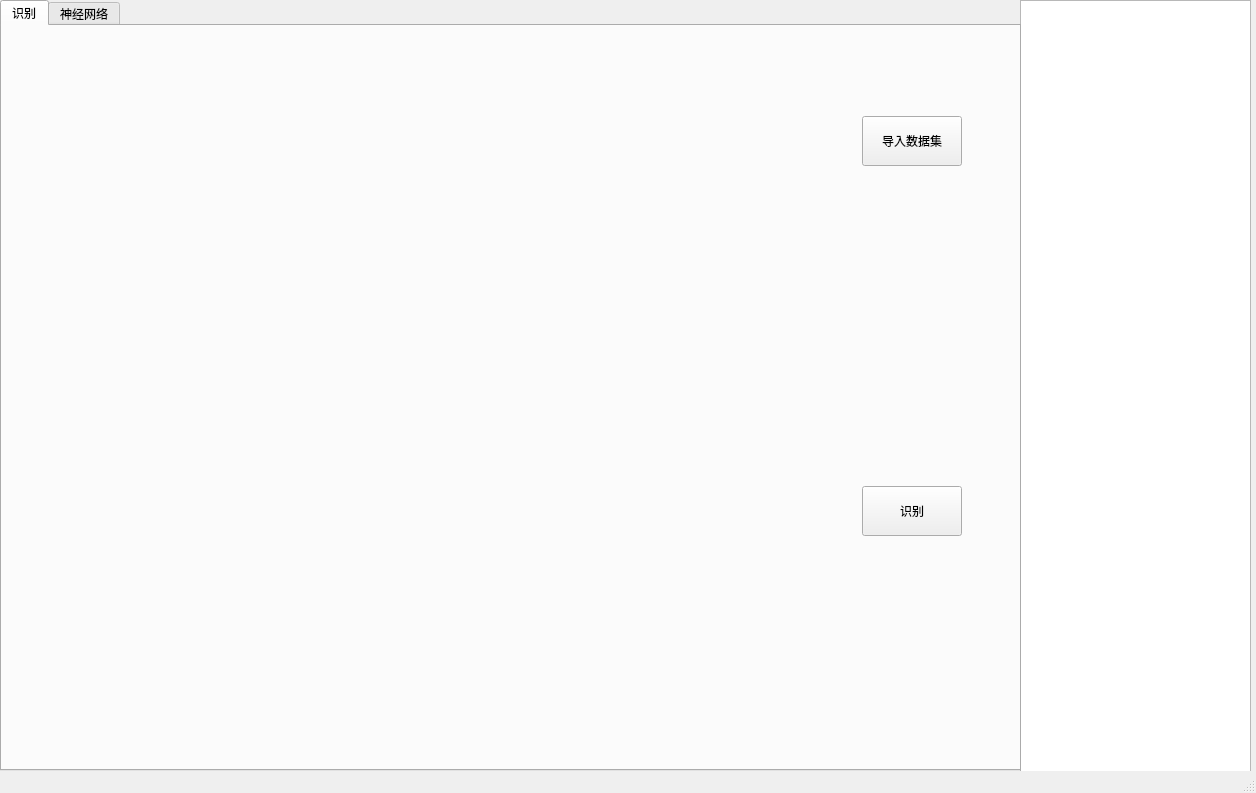
The window that UIMain.ui (chengli990412/Minist_Recognize_System) describes before a commit, drawn with Qt 5.
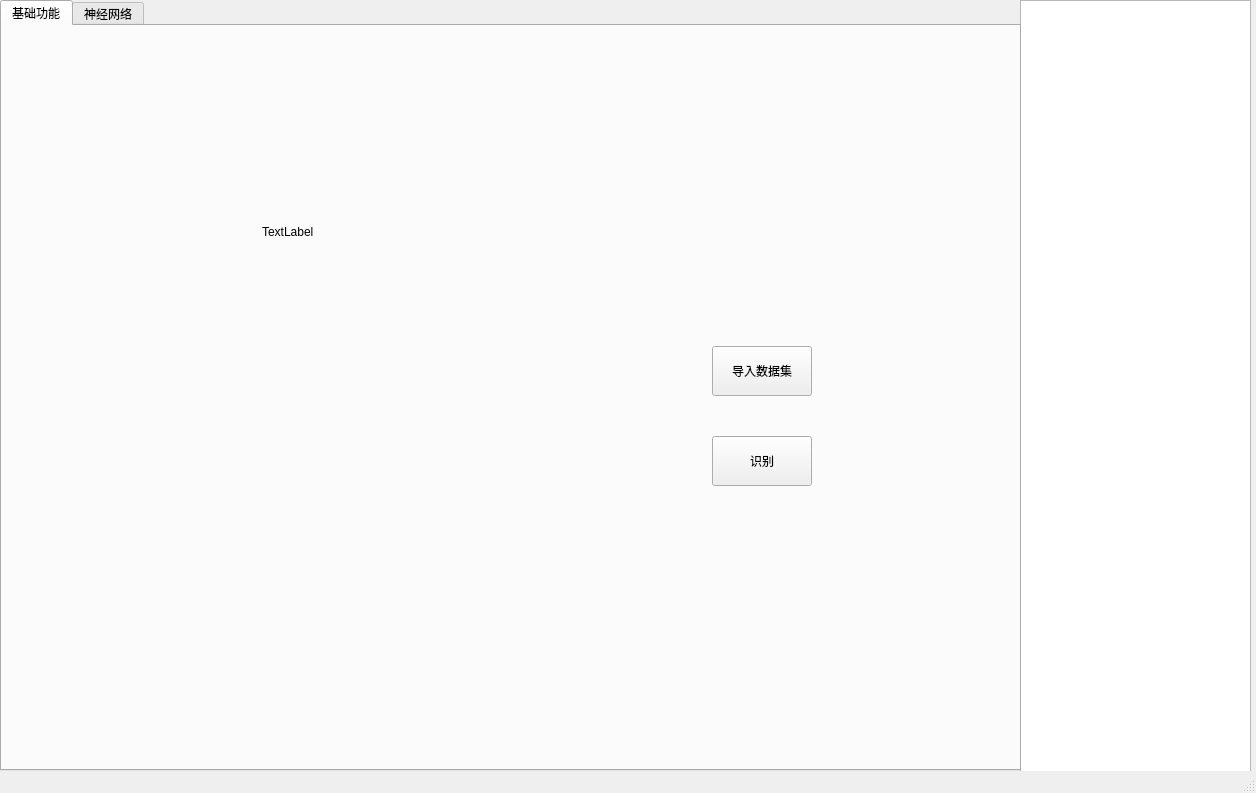
The same window after the commit. The open tabs and pages were chosen to show the change.

Patch:
```diff
--- a/UIMain.ui
+++ b/UIMain.ui
@@ -44,13 +44,13 @@
     </property>
     <widget class="QWidget" name="tab">
      <attribute name="title">
-      <string>识别</string>
+      <string>基础功能</string>
      </attribute>
      <widget class="QPushButton" name="Button_LoadData">
       <property name="geometry">
        <rect>
-        <x>860</x>
-        <y>90</y>
+        <x>710</x>
+        <y>320</y>
         <width>100</width>
         <height>50</height>
        </rect>
@@ -62,8 +62,8 @@
      <widget class="QPushButton" name="Button_Recognize">
       <property name="geometry">
        <rect>
-        <x>860</x>
-        <y>460</y>
+        <x>710</x>
+        <y>410</y>
         <width>100</width>
         <height>50</height>
        </rect>
@@ -72,6 +72,19 @@
        <string>识别</string>
       </property>
      </widget>
+     <widget class="QLabel" name="label_3">
+      <property name="geometry">
+       <rect>
+        <x>260</x>
+        <y>200</y>
+        <width>54</width>
+        <height>12</height>
+       </rect>
+      </property>
+      <property name="text">
+       <string>TextLabel</string>
+      </property>
+     </widget>
     </widget>
     <widget class="QWidget" name="tab_2">
      <attribute name="title">
```
Left out of the diff: 16 changed lines with no effect on the pictures.
